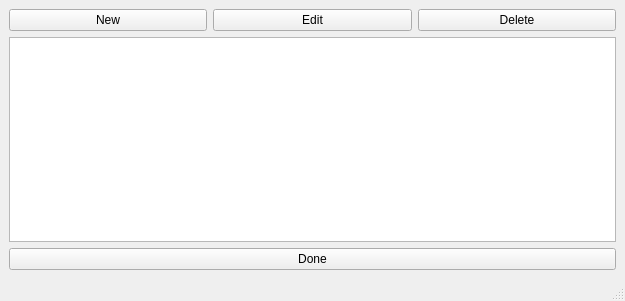
Qt form Forms/ProfileManager/ProfileManager3.ui (Admiral-Fish/PokeFinder) before a commit.
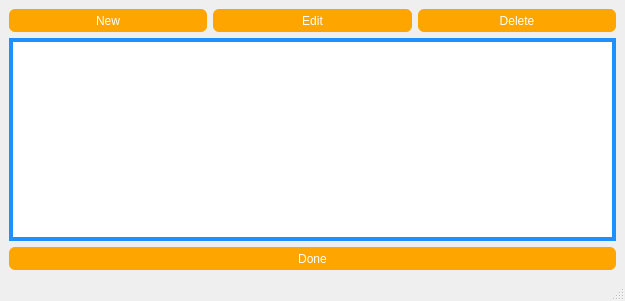
The same form after that commit.

Commit message: Profile styling

Patch:
```diff
--- a/Forms/ProfileManager/ProfileManager3.ui
+++ b/Forms/ProfileManager/ProfileManager3.ui
@@ -19,10 +19,36 @@
   <property name="windowTitle">
    <string>Profile Manager Gen 3</string>
   </property>
+  <property name="styleSheet">
+   <string notr="true">QPushButton {
+	border: none;
+	border-radius: 6px;
+	background-color: orange;
+	color: white;
+}
+
+QTableView {
+	border: 4px solid DodgerBlue;
+}
+
+QHeaderView::section {
+	border: none;
+	background-color: #274050;
+	padding-top: 3px;
+	padding-bottom: 3px;
+	color: white;
+}</string>
+  </property>
   <widget class="QWidget" name="centralwidget">
    <layout class="QGridLayout" name="gridLayout">
     <item row="0" column="0">
      <widget class="QPushButton" name="pushButtonNew">
+      <property name="minimumSize">
+       <size>
+        <width>0</width>
+        <height>23</height>
+       </size>
+      </property>
       <property name="text">
        <string>New</string>
       </property>
@@ -30,6 +56,12 @@
     </item>
     <item row="0" column="1">
      <widget class="QPushButton" name="pushButtonEdit">
+      <property name="minimumSize">
+       <size>
+        <width>0</width>
+        <height>23</height>
+       </size>
+      </property>
       <property name="text">
        <string>Edit</string>
       </property>
@@ -37,6 +69,12 @@
     </item>
     <item row="0" column="2">
      <widget class="QPushButton" name="pushButtonDelete">
+      <property name="minimumSize">
+       <size>
+        <width>0</width>
+        <height>23</height>
+       </size>
+      </property>
       <property name="text">
        <string>Delete</string>
       </property>
@@ -47,6 +85,12 @@
     </item>
     <item row="2" column="0" colspan="3">
      <widget class="QPushButton" name="pushButtonOk">
+      <property name="minimumSize">
+       <size>
+        <width>0</width>
+        <height>23</height>
+       </size>
+      </property>
       <property name="text">
        <string>Done</string>
       </property>
```
The commit also changes 2 other files.
